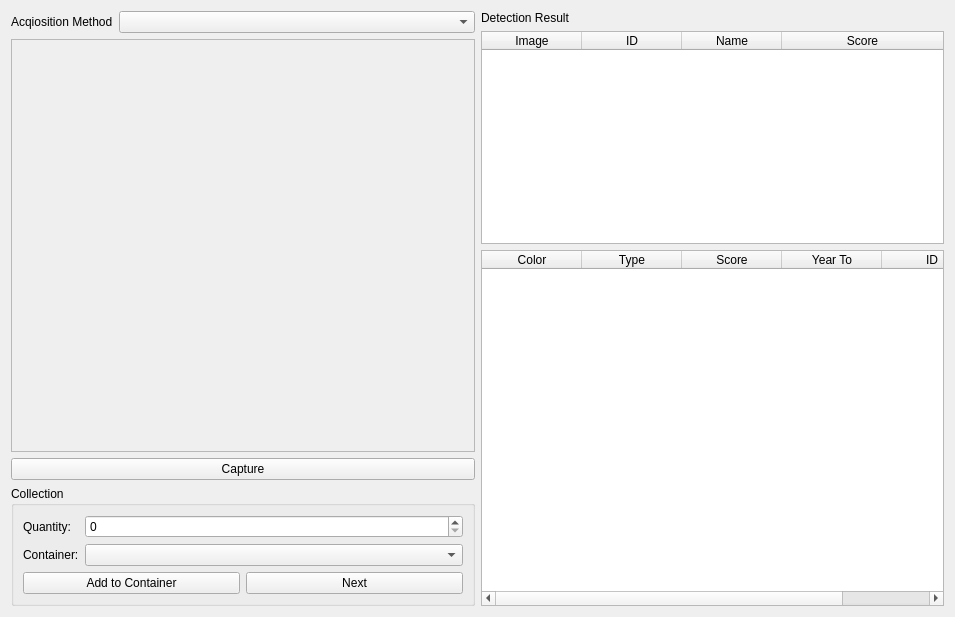
Syadon/BrickCollectionManager, file ui/addFromCameraWidget.ui: the form before one commit.
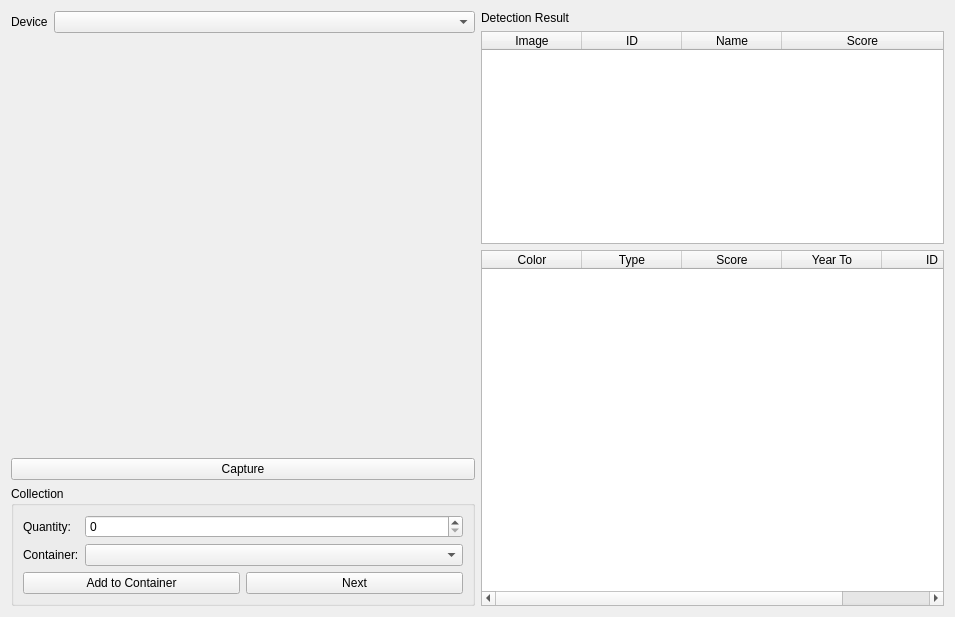
The form after the commit.

Commit message: Better video stream / detection view

Diff of the .ui file:
```diff
--- a/ui/addFromCameraWidget.ui
+++ b/ui/addFromCameraWidget.ui
@@ -17,7 +17,7 @@
    <item>
     <layout class="QVBoxLayout" name="cameraTabLayout">
      <item>
-      <layout class="QHBoxLayout" name="dialogLayout">
+      <layout class="QHBoxLayout" name="dialogLayout" stretch="1,1">
        <item>
         <layout class="QVBoxLayout" name="acqCollLayout">
          <item>
@@ -25,7 +25,7 @@
            <item>
             <widget class="QLabel" name="acquisitionLabel">
              <property name="text">
-              <string>Acqiosition Method</string>
+              <string>Device</string>
              </property>
             </widget>
            </item>
@@ -37,9 +37,12 @@
          <item>
           <layout class="QVBoxLayout" name="cameraLayout">
            <item>
-            <widget class="QGraphicsView" name="cameraView">
-             <property name="enabled">
-              <bool>false</bool>
+            <widget class="QWidget" name="cameraView" native="true">
+             <property name="sizePolicy">
+              <sizepolicy hsizetype="Preferred" vsizetype="Expanding">
+               <horstretch>0</horstretch>
+               <verstretch>0</verstretch>
+              </sizepolicy>
              </property>
             </widget>
            </item>
```
The commit also changes 1 other file.
